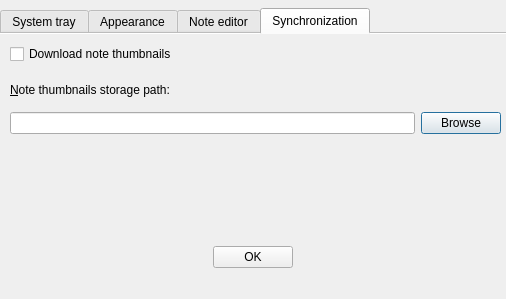
This is src/dialogs/PreferencesDialog.ui in d1vanov/quentier as Qt 5 draws it before an edit. The edited form follows.
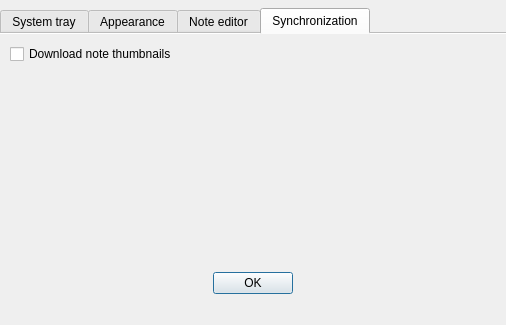
This is the edited form.

Commit message: Issue #110: adapt to the changes in libquentier: remove everything related to thumbnails files search path since they are no longer stored in separate files

What changed in the file:
```diff
--- a/src/dialogs/PreferencesDialog.ui
+++ b/src/dialogs/PreferencesDialog.ui
@@ -7,7 +7,7 @@
     <x>0</x>
     <y>0</y>
     <width>506</width>
-    <height>299</height>
+    <height>325</height>
    </rect>
   </property>
   <property name="windowTitle">
@@ -258,38 +258,6 @@
         <string>Download note thumbnails</string>
        </property>
       </widget>
-      <widget class="QWidget" name="layoutWidget1">
-       <property name="geometry">
-        <rect>
-         <x>10</x>
-         <y>40</y>
-         <width>491</width>
-         <height>60</height>
-        </rect>
-       </property>
-       <layout class="QGridLayout" name="noteThumbnailsStoragePathGridLayout">
-        <item row="0" column="0" colspan="2">
-         <widget class="QLabel" name="noteThumbnailsStoragePathLabel">
-          <property name="text">
-           <string>&amp;Note thumbnails storage path:</string>
-          </property>
-          <property name="buddy">
-           <cstring>noteThumbnailsStoragePathLineEdit</cstring>
-          </property>
-         </widget>
-        </item>
-        <item row="1" column="0">
-         <widget class="QLineEdit" name="noteThumbnailsStoragePathLineEdit"/>
-        </item>
-        <item row="1" column="1">
-         <widget class="QPushButton" name="noteThumbnailsStoragePathBrowsePushButton">
-          <property name="text">
-           <string>Browse</string>
-          </property>
-         </widget>
-        </item>
-       </layout>
-      </widget>
      </widget>
     </widget>
    </item>
```
The commit also changes 8 other files.
